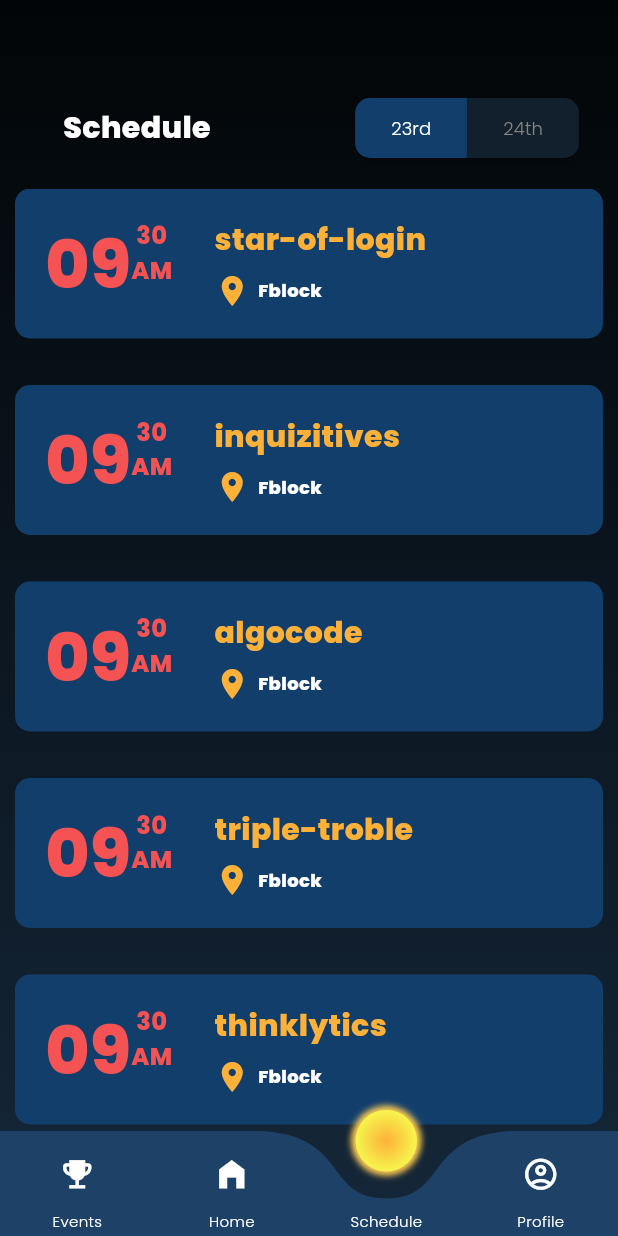
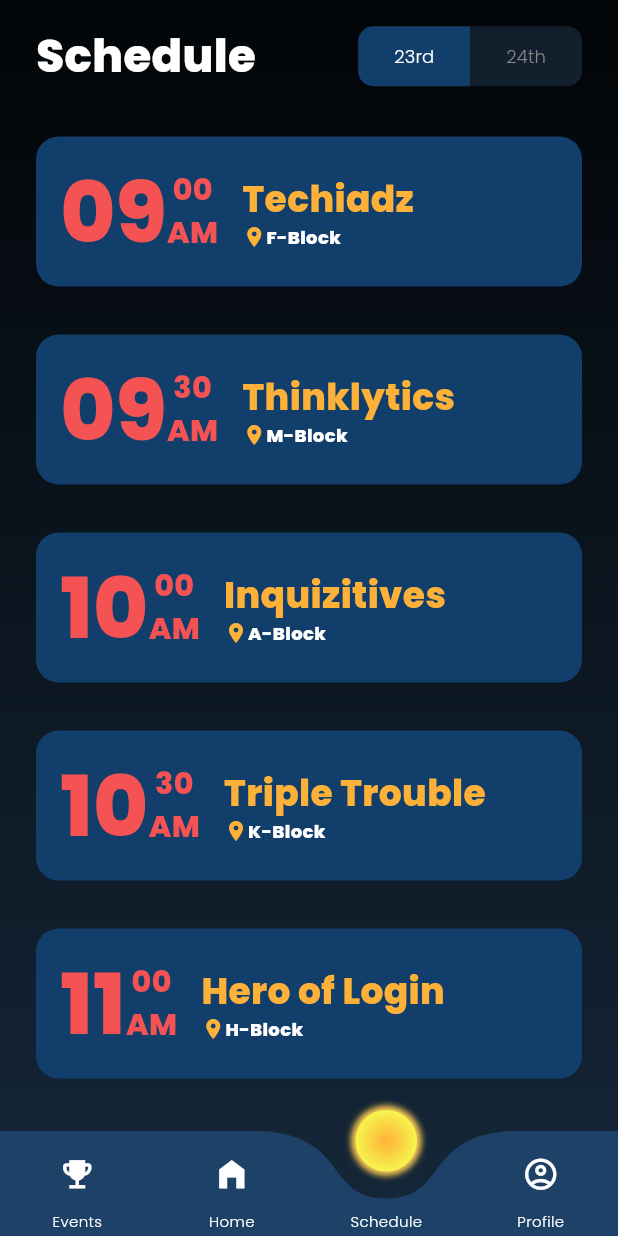
Before and after one commit to LoginPSGTech/Login-App-2023, a Flutter app: the MainPage screen opened directly, item 3 of the bottom bar chosen, on a phone screen of 412 x 824 dp. Run offline on Flutter 3.47's test engine with Material 2 defaults, Android fonts, the light colour scheme and no system bars; drawn by our look-alikes of curved_labeled_navigation_bar.

Commit message:
Fixed Schedule Page

```diff
--- a/lib/pages/schedule_page.dart
+++ b/lib/pages/schedule_page.dart
@@ -1,234 +1,286 @@
 import 'package:flutter/material.dart';
-class  SchedulePage extends StatefulWidget{
+import 'package:login/widgets/title_bar_widget.dart';
+
+class SchedulePage extends StatefulWidget {
   @override
   State<SchedulePage> createState() => _SchedulePageState();
 }
 
 class _SchedulePageState extends State<SchedulePage> {
   final List<String> eventname23 = <String>[
-    'star-of-login',
-    'inquizitives',
-    'algocode',
-    'triple-troble',
-    'thinklytics',
-    'techiadz'
+    'Techiadz',
+    'Thinklytics',
+    'Inquizitives',
+    'Triple Trouble',
+    'Hero of Login',
+    'AlgoCode',
+    "Hack-in"
   ];
 
   final List<String> eventvenue23 = <String>[
-    'Fblock',
-    'Fblock',
-    'Fblock',
-    'Fblock',
-    'Fblock',
-    'Fblock'
+    'F-Block',
+    'M-Block',
+    'A-Block',
+    'K-Block',
+    'H-Block',
+    'J-Block',
+    'K-Block'
   ];
 
-  final List<String> timehrs23 = <String>["09","09","09","09","09","09"];
+  final List<String> timehrs23 = <String>["09", "09", "10", "10", "11", "11", "12"];
 
-  final List<String> timemin23 = <String>["30","30","30","30","30","30"];
+  final List<String> timemin23 = <String>["00", "30", "00", "30", "00", "30", "00"];
 
   final List<int> colorCodes23 = <int>[0xFF4A148C];
 
-  final List<String> ampm23 = <String>['AM','AM','AM','AM','AM','AM',];
+  final List<String> ampm23 = <String>[
+    'AM',
+    'AM',
+    'AM',
+    'AM',
+    'AM',
+    'AM',
+    'PM'
+  ];
 
   final List<String> eventname24 = <String>[
-    'hero-of-login',
-    'inquizitives',
-    'algocode',
-    'triple-troble',
-    'thinklytics',
-    'techiadz'
+    'Hero of Login',
+    'Inquizitives',
+    'AlgoCode',
+    'Triple Trouble',
+    'Thinklytics',
+    'Techiadz',
+    "Hack-in"
+
   ];
 
   final List<String> eventvenue24 = <String>[
-    'Fblock',
-    'Fblock',
-    'Fblock',
-    'Fblock',
-    'Fblock',
-    'Fblock'
+    'J-Block',
+    'K-Block',
+    'F-Block',
+    'A-Block',
+    'H-Block',
+    'M-Block',
+    'K-Block'
   ];
 
-  final List<String> timehrs24 = <String>["09","09","09","09","09","09"];
+  final List<String> timehrs24 = <String>["09", "09", "10", "10", "11", "11", "12"];
 
-  final List<String> timemin24 = <String>["30","30","30","30","30","30"];
+  final List<String> timemin24 = <String>["00", "30", "00", "30", "00", "30", "00"];
 
   //final List<String> colorCodes24 = <String>[0xFF4A148C];
-  final List<String> ampm24 = <String>['AM','AM','AM','AM','AM','AM',];
+  final List<String> ampm24 = <String>[
+    'AM',
+    'AM',
+    'AM',
+    'AM',
+    'AM',
+    'AM',
+    'PM'
+  ];
 
   late var finallist;
 
-  int buttonvalue=0;
+  int buttonvalue = 0;
 
   late var state23;
 
   late var state24;
 
+  List<Widget> buildSchedule() {
+    List<Widget> widgets = [];
+    for (var index = 0; index < finallist.length; index++) {
+      widgets.add(Container(
+        padding: const EdgeInsets.fromLTRB(16, 8, 16, 8),
+        margin: const EdgeInsets.fromLTRB(24, 16, 24, 16),
+        decoration: BoxDecoration(
+          borderRadius: BorderRadius.circular(15),
+          color: const Color(0xFF123E6B),
+        ),
+        height: 100,
+        child: Row(
+          crossAxisAlignment: CrossAxisAlignment.center,
+          children: [
+            SizedBox(
+              child: Row(
+                crossAxisAlignment: CrossAxisAlignment.center,
+                children: [
+                  Column(
+                    mainAxisAlignment: MainAxisAlignment.center,
+                    children: [
+                      Flexible(
+                        child: Text(
+                          finallist[2][index],
+                          style: const TextStyle(
+                            color: Color(0xFFF55353),
+                            fontSize: 56,
+                            fontWeight: FontWeight.bold,
+                          ),
+                        ),
+                      ),
+                    ],
+                  ),
+                  Column(
+                      mainAxisAlignment: MainAxisAlignment.center,
+                      children: [
+                        Flexible(
+                          child: Text(
+                            finallist[3][index],
+                            style: const TextStyle(
+                              color: Color(0xFFF55353),
+                              fontSize: 20,
+                              fontFamily: 'Poppins',
+                              fontWeight: FontWeight.bold,
+                            ),
+                          ),
+                        ),
+                        Flexible(
+                          child: Text(
+                            finallist[4][index],
+                            style: const TextStyle(
+                              color: Color(0xFFF55353),
+                              fontSize: 20,
+                              fontFamily: 'Poppins',
+                              fontWeight: FontWeight.bold,
+                            ),
+                          ),
+                        ),
+                      ]),
+                ],
+              ),
+            ),
+            Container(
+              margin: const EdgeInsets.only(left: 16),
+              child: Column(
+                mainAxisAlignment: MainAxisAlignment.center,
+                crossAxisAlignment: CrossAxisAlignment.start,
+                children: [
+                  Row(
+                    children: [
+                      Text(
+                        finallist[0][index],
+                        style: const TextStyle(
+                          color: Color(0xFFFEB139),
+                          fontSize: 24,
+                          fontFamily: 'Poppins',
+                          fontWeight: FontWeight.bold,
+                        ),
+                      ),
+                    ],
+                  ),
+                  Row(
+                    children: [
+                      const Icon(
+                        size: 16,
+                        Icons.place,
+                        color: Color(0xFFFEB139),
+                      ),
+                      Text(
+                        finallist[1][index],
+                        style: const TextStyle(
+                          color: Colors.white,
+                          fontSize: 12,
+                          fontFamily: 'Poppins',
+                          fontWeight: FontWeight.bold,
+                        ),
+                      ),
+                    ],
+                  )
+                ],
+              ),
+            )
+          ],
+        ),
+      ));
+    }
+    return widgets;
+  }
+
   @override
   Widget build(BuildContext context) {
-
-    switch(buttonvalue){
+    switch (buttonvalue) {
       case 0:
-        finallist=[
+        finallist = [
           eventname23,
           eventvenue23,
           timehrs23,
           timemin23,
           ampm23,
         ];
-        state23=const Color(0xFF123E6B);
-        state24=const Color(0xFF121F2C);
+        state23 = const Color(0xFF123E6B);
+        state24 = const Color(0xFF121F2C);
         break;
       case 1:
-        finallist=[
+        finallist = [
           eventname24,
           eventvenue24,
           timehrs24,
           timemin24,
           ampm24,
         ];
-        state23=const Color(0xFF121F2C);
-        state24=const Color(0xFF123E6B);
+        state23 = const Color(0xFF121F2C);
+        state24 = const Color(0xFF123E6B);
         break;
     }
 
-    return Container(
-          child: Flex(
-            direction: Axis.vertical,
+    return SafeArea(
+      child: Column(
         children: [
-              Flexible(
-                flex: 4,
-                child: Card(
-                  shape: RoundedRectangleBorder(borderRadius: BorderRadius.zero),
-                  elevation: 0,
-                  color: Colors.transparent,
-                  margin: const EdgeInsets.fromLTRB(10, 45, 10,0),
-                  child: SizedBox(
-                    height: 100,
-                    child: Row(
-                      children: [
-                        Spacer(flex: 2,),
-                        const Text(
-                          'Schedule',
-                          style: TextStyle(
-                              fontFamily: 'Poppins',
-                              fontWeight: FontWeight.bold,
-                              fontSize: 20,
-                              color: Colors.white),
-                        ),
-                        const Spacer(
-                          flex: 6,
-                        ),
+          Row(mainAxisAlignment: MainAxisAlignment.spaceBetween, children: [
+            const TitleBarWidget(title: "Schedule"),
+            Container(
+              margin: const EdgeInsets.only(right: 24),
+              child: Row(children: [
                 ElevatedButton(
-                          onPressed: (){
+                  onPressed: () {
                     setState(() {
-                              if(buttonvalue!=0)
-                              {
-                                buttonvalue=0;
+                      if (buttonvalue != 0) {
+                        buttonvalue = 0;
                       }
                     });
                   },
                   style: ElevatedButton.styleFrom(
                       backgroundColor: state23,
-                              shape: const RoundedRectangleBorder(borderRadius: BorderRadius.only(topLeft: Radius.circular(10),bottomLeft: Radius.circular(10)))
+                      shape: const RoundedRectangleBorder(
+                          borderRadius: BorderRadius.only(
+                              topLeft: Radius.circular(10),
+                              bottomLeft: Radius.circular(10)))),
+                  child: const Text(
+                    "23rd",
+                    style: TextStyle(
+                      color: Color(0xFFFFFFFF),
+                      fontSize: 12,
                     ),
-                          child: const Text("23rd",style: TextStyle(color: Color(0xFFFFFFFF),fontSize: 12,),),
+                  ),
                 ),
                 ElevatedButton(
-                          onPressed: (){
+                  onPressed: () {
                     setState(() {
-                              if(buttonvalue!=1)
-                              {
-                                buttonvalue=1;
+                      if (buttonvalue != 1) {
+                        buttonvalue = 1;
                       }
                     });
                   },
                   style: ElevatedButton.styleFrom(
                     backgroundColor: state24,
-                            shape: const RoundedRectangleBorder(borderRadius: BorderRadius.only(topRight: Radius.circular(10),bottomRight: Radius.circular(10))),
+                    shape: const RoundedRectangleBorder(
+                        borderRadius: BorderRadius.only(
+                            topRight: Radius.circular(10),
+                            bottomRight: Radius.circular(10))),
                   ),
-                          child: const Text("24th",style: TextStyle(color: Color(0xFF858585),fontSize: 12),),
-                        ),
-                        const Spacer(
-                            flex:1
-                        ),
-                      ],
+                  child: const Text(
+                    "24th",
+                    style: TextStyle(color: Color(0xFF858585), fontSize: 12),
                   ),
                 ),
-                ),
-              ),
-              Flexible(
-                flex: 20,
-                child: Container(
-                  height: double.infinity,
-                  child: ListView.builder(
-                    itemBuilder: (BuildContext context,int index){
-                      return Container(
-                        margin: const EdgeInsets.fromLTRB(10, 0, 10, 31),
-                        decoration: BoxDecoration(
-                          borderRadius: BorderRadius.circular(10),
-                          color: const Color(0xFF123E6B),
-                        ),
-                        height: 100,
-
-                        child:Row(
-                          children: [
-                            const SizedBox(width: 20,),
-                            Text(finallist[2][index],style: const TextStyle(color: Color(0xFFF55353),fontSize: 45,fontFamily: 'Poppins',
-                              fontWeight: FontWeight.bold,),
-                            ),
-
-                            Padding(
-                              padding: const EdgeInsets.fromLTRB(0,20,0,20),
-                              child: Column(
-                                  children: [
-                                    Text(finallist[3][index],style: const TextStyle(color: Color(0xFFF55353),fontSize: 16,fontFamily: 'Poppins',
-                                      fontWeight: FontWeight.bold,),),
-                                    Text(finallist[4][index],style: const TextStyle(color: Color(0xFFF55353),fontSize: 16,fontFamily: 'Poppins',
-                                      fontWeight: FontWeight.bold,),),
-                                  ]
-                              ),
-                            ),
-                            const SizedBox(width: 10,),
-                            Padding(
-                              padding: const EdgeInsets.fromLTRB(18,20,0,0),
-                              child: Column(
+              ]),
+            )
+          ]),
+          Expanded(
+            child:
+                SingleChildScrollView(child: Column(
                   crossAxisAlignment: CrossAxisAlignment.start,
-                                  children:[
-                                    Row(
-                                      children: [
-                                        Text(finallist[0][index],style: const TextStyle(color: Color(0xFFFEB139),fontSize: 20,fontFamily: 'Poppins',
-                                        fontWeight: FontWeight.bold,),),
-                                      ],
-                                    ),
-                                    const SizedBox(height: 7,),
-                                    Container(
-                                      child: Row(
-                                        children: [
-                                          const Icon(
-                                              Icons.place,
-                                            color: Color(0xFFFEB139),
-                                          ),
-                                          Text("  "+finallist[1][index],style: const TextStyle(color: Colors.white,fontSize: 12,fontFamily: 'Poppins',
-                                            fontWeight: FontWeight.bold,),),
-                                        ],
-                                      ),
-                                    ),
-                                  ]
-                              ),
-                            ),
-                            const Spacer(flex: 3,),
-                          ],
-                        ),
-
-                        // title: Text("event"),
-                        // subtitle: Text("venue"),
-
-                      );
-                    },
-                    itemCount: 6,
-                  ),
-                ),
+                  children: buildSchedule())),
           )
         ],
       )
```
Lines whose indentation alone changed are shown as unchanged.
